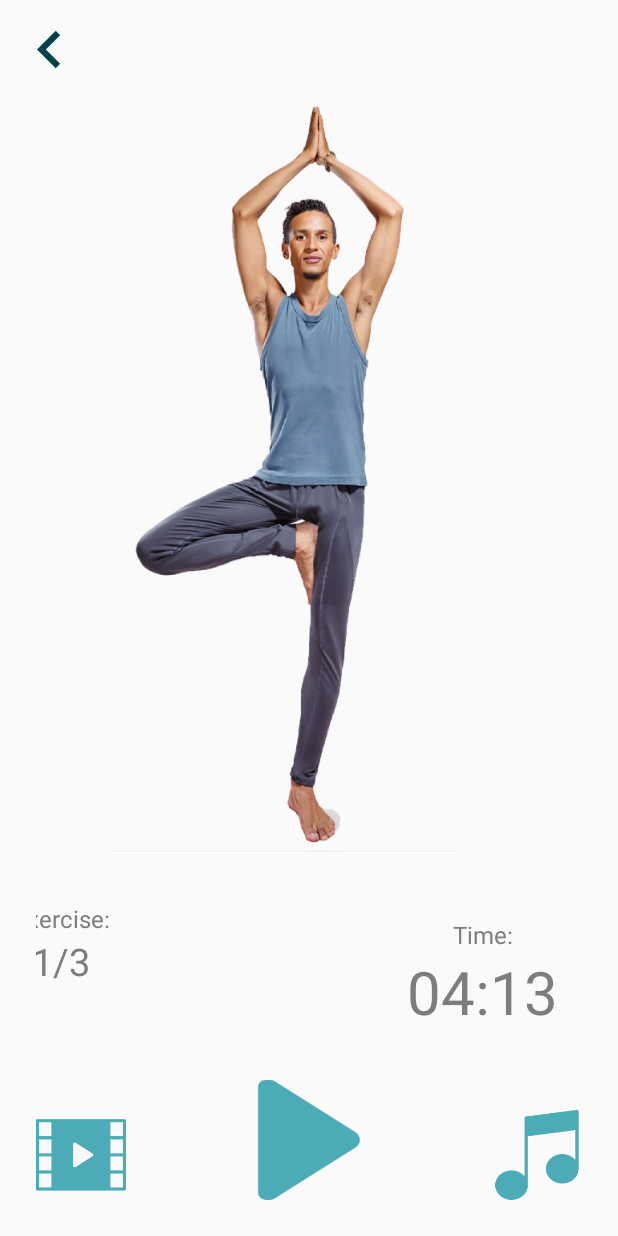
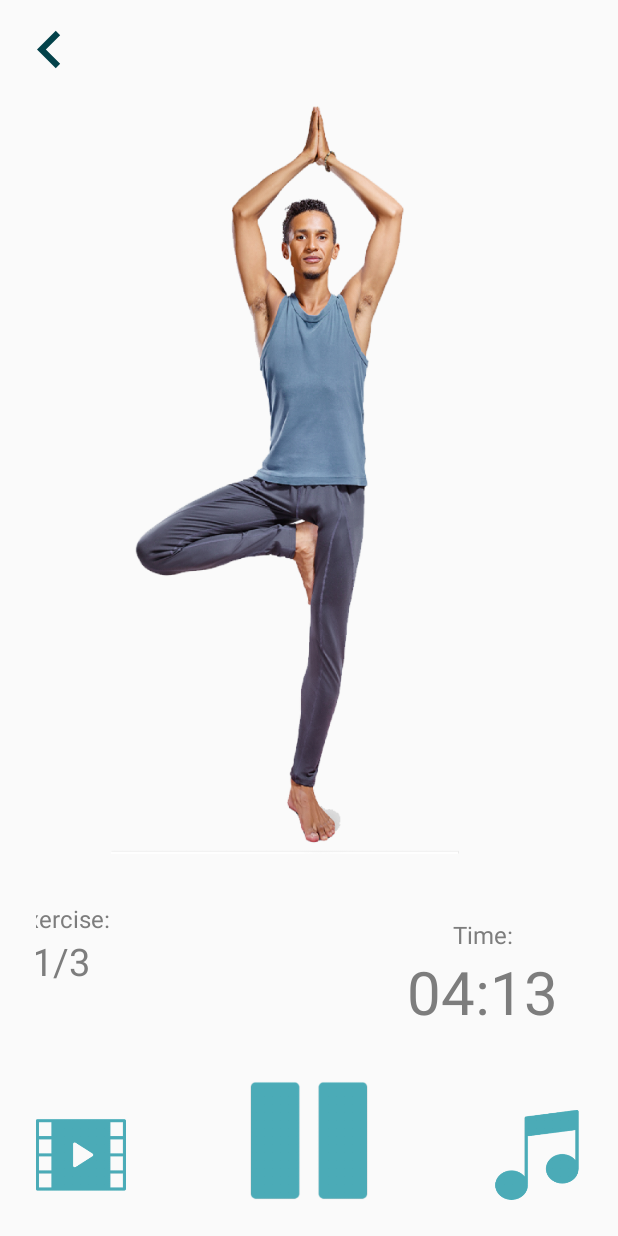
Before and after one commit to staropramen/VacuumFitness, an Android app: the PreparationFragment screen opened directly, with no data from a screen before it, after a tap on "START", on a phone screen of 412 x 824 dp. Run offline under Robolectric (Android 15) with nearby library versions, the phone set to English and light mode, and no system bars; our stand-ins replace ButterKnife, Picasso, Room's generated code; libraries missing offline, so code that uses them is left out: android.arch.persistence; 3 statements that could not run were skipped.

Commit message:
Setup Play(Pause Button)

```diff
--- a/app/src/main/java/com/example/android/vacuumfitness/ui/TrainingFragment.java
+++ b/app/src/main/java/com/example/android/vacuumfitness/ui/TrainingFragment.java
@@ -43,6 +43,7 @@ public class TrainingFragment extends Fragment {
     @BindView(R.id.tv_exercise_count_of) TextView mExerciseCount;
     @BindView(R.id.tv_exercise_name) TextView mExerciseName;
     @BindView(R.id.iv_exercise_image) ImageView mExerciseImage;
+    @BindView(R.id.iv_start_pause) ImageView mStartPauseIV;
 
     private int exerciseCount;
     private int level;
@@ -52,6 +53,7 @@ public class TrainingFragment extends Fragment {
     private List<Exercise> mExerciseList;
     private long mTrainingTime;
     private CountDownTimer mCountDownTimer;
+    private boolean mTrainingIsPaused;
 
     private MediaPlayer mCommandMediaPlayer;
 
@@ -82,7 +84,6 @@ public class TrainingFragment extends Fragment {
 
         //Make the Training time
         mTrainingTime = TrainingTimerUtils.getTrainingTimeMilliseconds(level, exerciseCount);
-        Log.d(LOG_TAG, String.valueOf(mTrainingTime));
 
         //Launch ViewModel if savedInstanceState is null
         if(savedInstanceState == null){
@@ -93,14 +94,15 @@ public class TrainingFragment extends Fragment {
             mTimeCounter = savedInstanceState.getInt(KeyUtils.EXERCISE_TIME);
             mExerciseList = ListConverter.stringToExerciseList(savedInstanceState.getString(KeyUtils.EXERCISES_ARRAY));
             mExercisePosition = savedInstanceState.getInt(KeyUtils.EXERCISE_POSITION);
+            mTrainingIsPaused = savedInstanceState.getBoolean(KeyUtils.TRAINING_IS_PAUSED);
             setupRandomTrainingViewModel();
         }
         return rootView;
     }
 
-    private void getCountdown(long time, final List<Exercise> exerciseList){
+    private void getCountdown(final List<Exercise> exerciseList){
 
-        mCountDownTimer = new CountDownTimer(time, 1000) {
+        mCountDownTimer = new CountDownTimer(mTrainingTime, 1000) {
 
             public void onTick(long millisUntilFinished) {
                 //Keep Training Time Up to Date
@@ -144,7 +146,10 @@ public class TrainingFragment extends Fragment {
                 populateUi(mExercisePosition, exercises);
                 //Launch Countdown
                 mExerciseList = exercises;
-                getCountdown(mTrainingTime, mExerciseList);
+                //If training is not paused, launch the countdown
+                if(!mTrainingIsPaused){
+                    getCountdown(mExerciseList);
+                }
             }
         });
     }
@@ -165,6 +170,18 @@ public class TrainingFragment extends Fragment {
             //If path not found load a dummy picture
             Picasso.get().load(R.drawable.dummy1).into(mExerciseImage);
         }
+        //If Training is Paused set the Start/Pause Button to start
+        if(mTrainingIsPaused){
+            mStartPauseIV.setImageResource(R.drawable.start);
+            //Set total time
+            mCountdown.setText(""+String.format("%02d:%02d",
+                    TimeUnit.MILLISECONDS.toMinutes( mTrainingTime),
+                    TimeUnit.MILLISECONDS.toSeconds(mTrainingTime) -
+                            TimeUnit.MINUTES.toSeconds(TimeUnit.MILLISECONDS.toMinutes(mTrainingTime))));
+        }
+
+        //Set Button Actions
+        setupPauseButton();
 
     }
 
@@ -172,7 +189,11 @@ public class TrainingFragment extends Fragment {
     public void onPause() {
         super.onPause();
         releaseMediaPlayer();
-        stopCountdown();
+        if(!mTrainingIsPaused){
+            stopCountdown();
+        }
+        //In Case of orientation Change while timer is running set boolean mTraining is Paused back to false
+
     }
 
     @Override
@@ -181,19 +202,19 @@ public class TrainingFragment extends Fragment {
         outState.putInt(KeyUtils.EXERCISE_TIME, mTimeCounter);
         outState.putString(KeyUtils.EXERCISES_ARRAY, ListConverter.exerciseListToString(mExerciseList));
         outState.putLong(KeyUtils.TRAINING_TIME, mTrainingTime);
+        outState.putBoolean(KeyUtils.TRAINING_IS_PAUSED, mTrainingIsPaused);
         super.onSaveInstanceState(outState);
 
     }
 
     private void playVoiceCommand(int audioId){
-        //If there is no commant audioId is 0, so dont launch Mediaplayer then
+        //If there is no command audioId is 0, so don't launch MediaPlayer then
         if(audioId != 0){
             releaseMediaPlayer();
             mCommandMediaPlayer = MediaPlayer.create(getActivity(), audioId);
             mCommandMediaPlayer.start();
         }
     }
-
 
     private void releaseMediaPlayer() {
         // If the media player is not null, then it may be currently playing a sound.
@@ -209,11 +230,19 @@ public class TrainingFragment extends Fragment {
         }
     }
 
-    private void getRandomExercisesArray(){
-        AppExecutors.getInstance().diskIO().execute(new Runnable() {
+    private void setupPauseButton(){
+        mStartPauseIV.setOnClickListener(new View.OnClickListener() {
             @Override
-            public void run() {
-                int exerciseTableRows = mDb.exerciseDao().getExerciseRowCount();
+            public void onClick(View v) {
+                if(mTrainingIsPaused){
+                    mStartPauseIV.setImageResource(R.drawable.pause);
+                    mTrainingIsPaused = false;
+                    getCountdown(mExerciseList);
+                } else {
+                    mStartPauseIV.setImageResource(R.drawable.start);
+                    mTrainingIsPaused = true;
+                    stopCountdown();
+                }
             }
         });
     }
--- a/app/src/main/java/com/example/android/vacuumfitness/utils/KeyUtils.java
+++ b/app/src/main/java/com/example/android/vacuumfitness/utils/KeyUtils.java
@@ -11,5 +11,6 @@ public class KeyUtils {
     public static String EXERCISE_TIME = "exercise-time";
     public static String EXERCISES_ARRAY = "exercises-array";
     public static String TRAINING_TIME = "training-time";
+    public static String TRAINING_IS_PAUSED = "training-is-paused";
 
 }
--- a/app/src/main/res/layout/fragment_training.xml
+++ b/app/src/main/res/layout/fragment_training.xml
@@ -28,7 +28,7 @@
         android:id="@+id/iv_start_pause"
         android:layout_width="@dimen/big_icon_size"
         android:layout_height="@dimen/big_icon_size"
-        android:src="@drawable/start"
+        android:src="@drawable/pause"
         app:layout_constraintBottom_toBottomOf="parent"
         app:layout_constraintEnd_toStartOf="@+id/iv_music_button"
         app:layout_constraintStart_toEndOf="@+id/iv_video_button" />
```
Also changed, not shown: app/src/main/res/drawable-hdpi/pause.png (added), app/src/main/res/drawable-mdpi/pause.png (added), app/src/main/res/drawable-xhdpi/pause.png (added), app/src/main/res/drawable-xxhdpi/pause.png (added), app/src/main/res/drawable-xxxhdpi/pause.png (added).
